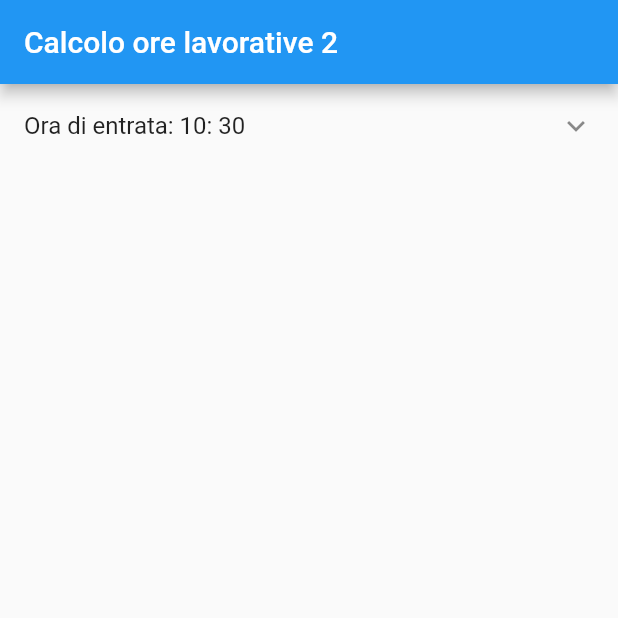
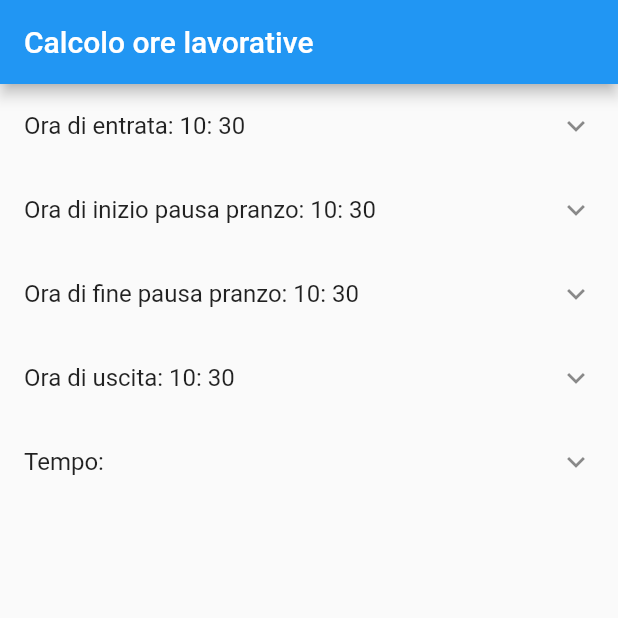
Before and after one commit to odaepo/WorkTimeCalculator, a Flutter app: the screen it shows after launch, on a phone screen of 412 x 824 dp, the top half of it. Run offline on Flutter 3.47's test engine with Material 2 defaults, Android fonts, the phone set to English and light mode, and no system bars.

Commit message:
bozza funzionantte

```diff
--- a/lib/main.dart
+++ b/lib/main.dart
@@ -28,18 +28,26 @@ class DateTimePickerPage extends StatefulWidget {
 
 class _DateTimePickerPageState extends State<DateTimePickerPage> {
   TimeOfDay entrata;
+  TimeOfDay inizioPausaPranzo;
+  TimeOfDay finePausaPranzo;
+  TimeOfDay uscita;
+  String totale;
 
   @override
   void initState() {
     super.initState();
     entrata = TimeOfDay.now();
+    inizioPausaPranzo = TimeOfDay.now();
+    finePausaPranzo = TimeOfDay.now();
+    uscita = TimeOfDay.now();
+    totale = '';
   }
 
   @override
   Widget build(BuildContext context) {
     return Scaffold(
       appBar: AppBar(
-        title: Text('Calcolo ore lavorative 2'),
+        title: Text('Calcolo ore lavorative'),
       ),
       body: SingleChildScrollView(
         child: Column(
@@ -48,7 +56,29 @@ class _DateTimePickerPageState extends State<DateTimePickerPage> {
             ListTile(
               title: Text("Ora di entrata: ${entrata.hour}: ${entrata.minute}"),
               trailing: Icon(Icons.keyboard_arrow_down),
-              onTap: _pickTime,
+              onTap: _pickTimeEntrata,
+            ),
+            ListTile(
+              title: Text(
+                  "Ora di inizio pausa pranzo: ${inizioPausaPranzo.hour}: ${inizioPausaPranzo.minute}"),
+              trailing: Icon(Icons.keyboard_arrow_down),
+              onTap: _pickTimeInizioPausaPranzo,
+            ),
+            ListTile(
+              title: Text(
+                  "Ora di fine pausa pranzo: ${finePausaPranzo.hour}: ${finePausaPranzo.minute}"),
+              trailing: Icon(Icons.keyboard_arrow_down),
+              onTap: _pickTimeFinePausaPranzo,
+            ),
+            ListTile(
+              title: Text("Ora di uscita: ${uscita.hour}: ${uscita.minute}"),
+              trailing: Icon(Icons.keyboard_arrow_down),
+              onTap: _pickTimeUscita,
+            ),
+            ListTile(
+              title: Text("Tempo: ${totale}"),
+              trailing: Icon(Icons.keyboard_arrow_down),
+              onTap: _pickTimeUscita,
             ),
           ],
         ),
@@ -56,7 +86,7 @@ class _DateTimePickerPageState extends State<DateTimePickerPage> {
     );
   }
 
-  _pickTime() async {
+  _pickTimeEntrata() async {
     TimeOfDay te = await showTimePicker(context: context, initialTime: entrata);
     if (te != null) {
       setState(() {
@@ -64,4 +94,50 @@ class _DateTimePickerPageState extends State<DateTimePickerPage> {
       });
     }
   }
+
+  _pickTimeInizioPausaPranzo() async {
+    TimeOfDay te = await showTimePicker(context: context, initialTime: entrata);
+    if (te != null) {
+      setState(() {
+        inizioPausaPranzo = te;
+      });
+    }
+  }
+
+  _pickTimeFinePausaPranzo() async {
+    TimeOfDay te = await showTimePicker(context: context, initialTime: entrata);
+    if (te != null) {
+      setState(() {
+        finePausaPranzo = te;
+      });
+    }
+  }
+
+  _pickTimeUscita() async {
+    TimeOfDay te = await showTimePicker(context: context, initialTime: entrata);
+    if (te != null) {
+      setState(() {
+        uscita = te;
+        int totmin = calTotalMinute(entrata, inizioPausaPranzo) +
+            calTotalMinute(finePausaPranzo, uscita);
+        totale = minToString(totmin);
+      });
+    }
+  }
+
+  ///Calculates the amount of time from a [startTime] and an [endTime].
+  int calTotalMinute(TimeOfDay startTime, TimeOfDay endTime) {
+    double totalTime = (endTime.hour + (endTime.minute / 60)) -
+        (startTime.hour + (startTime.minute / 60));
+    int hours = totalTime.floor();
+    int minuts = ((totalTime - totalTime.floorToDouble()) * 60).round();
+    return hours * 60 + minuts;
+  }
+
+  ///Calculates the amount of time from a [startTime] and an [endTime].
+  String minToString(int min) {
+    int ore = (min / 60).round();
+    int minuti = min - ore * 60;
+    return '${ore}:${minuti}';
+  }
 }
```
Also changed, not shown: lib/generated/i18n.dart.
